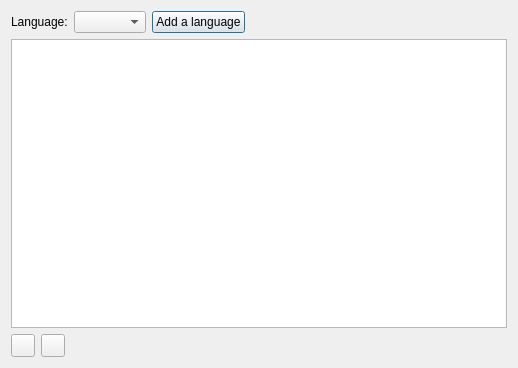
Above: qstardict/trainer/vocabularydialog.ui from a-rodin/qstardict before the change. Below: the same form after it.
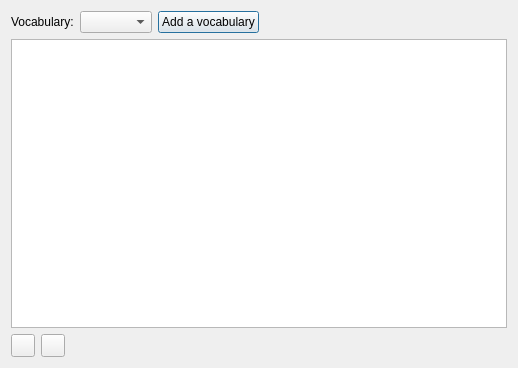
That is the form after the change. Icons and pictures are not drawn.

Commit message: Do not call vocabulary names "languages"

Diff of the .ui file:
```diff
--- a/qstardict/trainer/vocabularydialog.ui
+++ b/qstardict/trainer/vocabularydialog.ui
@@ -19,7 +19,7 @@
      <item>
       <widget class="QLabel" name="languageLabel">
        <property name="text">
-        <string>Language:</string>
+        <string>Vocabulary:</string>
        </property>
       </widget>
      </item>
@@ -29,7 +29,7 @@
      <item>
       <widget class="QPushButton" name="addLanguageButton">
        <property name="text">
-        <string>Add a language</string>
+        <string>Add a vocabulary</string>
        </property>
       </widget>
      </item>
```
Left out of the diff: 8 changed lines with no effect on the pictures. The commit also changes 5 other files.
